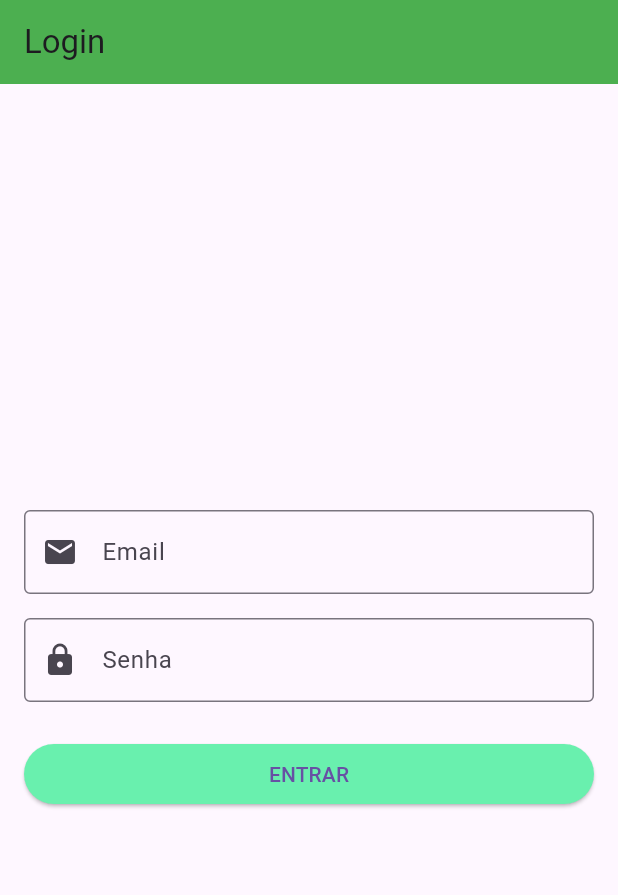
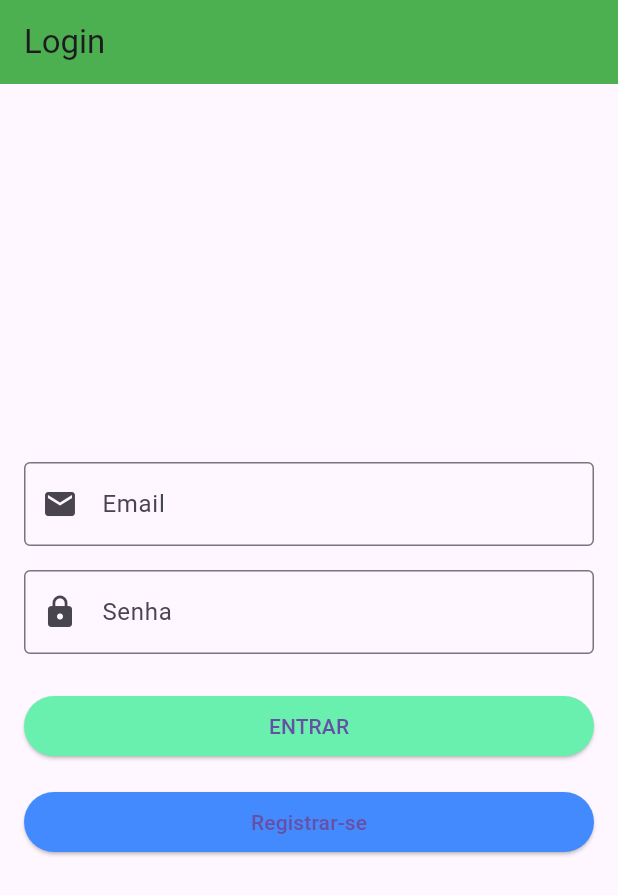
Before and after one commit to guilhermesordi/my-money, a Flutter app: the screen it shows after launch, on a phone screen of 412 x 824 dp. Shown: the top 895 px of the screen. Run offline on Flutter 3.47's test engine with Material 3 defaults, Android fonts, the phone set to English and light mode, and no system bars; our stand-ins replace dio.

```diff
--- a/lib/src/modules/login/login_screen.dart
+++ b/lib/src/modules/login/login_screen.dart
@@ -1,6 +1,7 @@
 import 'package:flutter/material.dart';
 import 'package:mymoney/src/shared/components/app_loading.dart';
 import '../../shared/components/custom_button.dart';
+// Certifique-se de importar a página de registro se necessário
 
 class LoginScreen extends StatefulWidget {
   const LoginScreen({super.key});
@@ -26,6 +27,11 @@ class _LoginScreenState extends State<LoginScreen> {
         }));
   }
 
+  void _navigateToRegister() {
+    // Use o Navigator para mudar para a tela de registro
+    Navigator.of(context).pushNamed('/register'); // Certifique-se de que esta rota está definida no seu gerenciador de rotas
+  }
+
   @override
   Widget build(BuildContext context) {
     if (isLoading) {
@@ -35,48 +41,49 @@ class _LoginScreenState extends State<LoginScreen> {
     } else {
       return Scaffold(
         appBar: AppBar(
-          title: Text('Login'),
+          title: const Text('Login'),
           backgroundColor: Colors.green,
         ),
         body: Padding(
-          padding: EdgeInsets.all(16.0),
+          padding: const EdgeInsets.all(16.0),
           child: Column(
             mainAxisAlignment: MainAxisAlignment.center,
             crossAxisAlignment: CrossAxisAlignment.stretch,
             children: <Widget>[
-              // Campo de e-mail
               TextFormField(
                 controller: _emailController,
                 keyboardType: TextInputType.emailAddress,
-                decoration: InputDecoration(
+                decoration: const InputDecoration(
                   labelText: 'Email',
                   hintText: 'Digite seu e-mail',
                   border: OutlineInputBorder(),
                   prefixIcon: Icon(Icons.email),
                 ),
               ),
-              SizedBox(height: 16.0),
-
-              // Campo de senha
+              const SizedBox(height: 16.0),
               TextFormField(
                 controller: _passwordController,
                 obscureText: true,
-                decoration: InputDecoration(
+                decoration: const InputDecoration(
                   labelText: 'Senha',
                   hintText: 'Digite sua senha',
                   border: OutlineInputBorder(),
                   prefixIcon: Icon(Icons.lock),
                 ),
               ),
-              SizedBox(height: 24.0),
-
-              // Botão de Login
+              const SizedBox(height: 24.0),
               CustomButton(
                 text: 'ENTRAR',
                 onPressed: () {
                   // Aqui adicionaremos a lógica de login
                 },
                 color: Colors.greenAccent,
+              ),
+              const SizedBox(height: 16.0),
+              CustomButton(
+                text: 'Registrar-se',
+                onPressed: _navigateToRegister,
+                color: Colors.blueAccent, // Uma cor diferente para o botão de registro
               ),
             ],
           ),
```
Also changed, not shown: lib/src/router/app_router.dart (+7 -2 lines), pubspec.lock, 1 other file.
